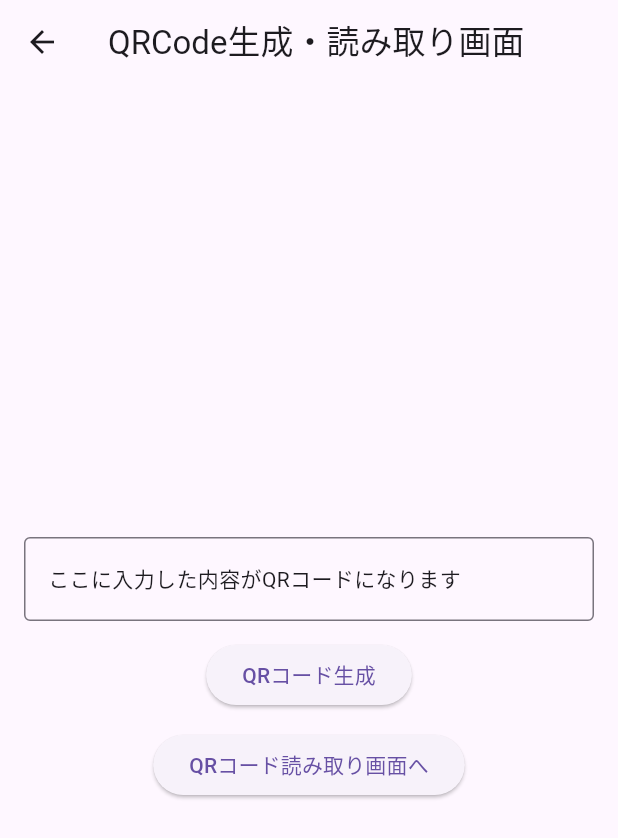
After one commit to sakata-yu/flutter_catalog_app, a Flutter app: the QrCodePage screen opened by its route, on a phone screen of 412 x 824 dp. The commit adds this screen. Shown: the top 838 px of the screen. Run offline on Flutter 3.47's test engine with Material 3 defaults, Android fonts, the phone set to English and light mode, and no system bars; our stand-ins replace auto_route, camera, dio, firebase_core, fl_chart, flutter_blue_plus and 16 more; missing offline and left inert: android_intent_plus, mobile_scanner; accounts and stored records are empty; generated files the repository leaves out were written again.

Commit message:
019.QRコードの読み取り・生成の実装

```diff
--- a/lib/core/config/catalog_items.dart
+++ b/lib/core/config/catalog_items.dart
@@ -110,6 +110,11 @@ List<CatalogItem> commonCatalogItems = <CatalogItem>[
     detail: (BuildContext context) => context.l10n.bluetooth_detail,
     route: const BluetoothRoute(),
   ),
+  CatalogItem(
+    title: (BuildContext context) => context.l10n.qr_code_title,
+    detail: (BuildContext context) => context.l10n.qr_code_detail,
+    route: const QrCodeRoute(),
+  ),
 ];
 
 List<CatalogItem> uiCatalogItems = <CatalogItem>[
--- a/lib/core/router/app_router.dart
+++ b/lib/core/router/app_router.dart
@@ -1,6 +1,7 @@
 import 'package:auto_route/auto_route.dart';
 import 'package:flutter/material.dart';
 
+import '../../features/catalog019/view/qr_code_read_page.dart';
 /**
  * ルーティング設定するページ一覧
  */
@@ -27,6 +28,9 @@ import '../../features/catalog015/hive_page.dart';
 import '../../features/catalog016/polling_page.dart';
 import '../../features/catalog017/graph_page.dart';
 import '../../features/catalog018/bluetooth_page.dart';
+import '../../features/catalog019/qr_code_page.dart';
+import '../../features/catalog019/view/qr_code_read_page.dart';
+
 
 import '../../features/catalog101/tutorial_page.dart';
 import '../../features/catalog102/responsive_page.dart';
@@ -80,6 +84,8 @@ class AppRouter extends RootStackRouter {
         AutoRoute(page: PollingRoute.page),
         AutoRoute(page: GraphRoute.page),
         AutoRoute(page: BluetoothRoute.page),
+        AutoRoute(page: QrCodeRoute.page),
+        AutoRoute(page: QrCodeReadRoute.page),
 
         /// #008 画面遷移画面用
         AutoRoute(page: TransitionSimpleRoute.page),
--- a/lib/core/utils/permission_utils.dart
+++ b/lib/core/utils/permission_utils.dart
@@ -4,7 +4,7 @@ import 'package:permission_handler/permission_handler.dart';
 
 Future<bool> requestBluetoothPermission() async {
   if (Platform.isAndroid) {
-    final Map<Permission, PermissionStatus> status = await [
+    final Map<Permission, PermissionStatus> status = await <Permission>[
       Permission.bluetooth,
       Permission.bluetoothConnect,
       Permission.bluetoothScan,
--- /dev/null
+++ b/lib/features/catalog019/qr_code_page.dart
@@ -0,0 +1,78 @@
+import 'package:catalog_app_flutter/core/router/app_router.dart';
+import 'package:catalog_app_flutter/features/catalog019/view/qr_code_bottom_sheet.dart';
+import 'package:flutter/material.dart';
+import 'package:auto_route/auto_route.dart';
+import 'package:flutter_hooks/flutter_hooks.dart';
+import 'package:hooks_riverpod/hooks_riverpod.dart';
+
+@RoutePage()
+class QrCodePage extends HookConsumerWidget {
+  const QrCodePage({super.key});
+
+  @override
+  Widget build(BuildContext context, WidgetRef ref) {
+    final TextEditingController textController = useTextEditingController();
+    final ValueNotifier<String> qrResult = useState('');
+
+    return Scaffold(
+      appBar: AppBar(title: const Text('QRCode生成・読み取り画面')),
+      body: Center(
+        child: Padding(
+          padding: const EdgeInsets.all(16),
+          child: Column(
+            mainAxisSize: MainAxisSize.min,
+            children: <Widget>[
+              if (qrResult.value.isNotEmpty)
+                ..._buildQrResultWidget(qrResult.value),
+              const SizedBox(height: 12),
+              TextField(
+                controller: textController,
+                decoration: const InputDecoration(
+                  hint: Text('ここに入力した内容がQRコードになります'),
+                  border: OutlineInputBorder(),
+                ),
+              ),
+              const SizedBox(height: 12),
+              ElevatedButton(
+                onPressed: () {
+                  if (textController.text.isNotEmpty) {
+                    QrCodeBottomSheet.show(
+                        context: context, text: textController.text);
+                  } else {
+                    ScaffoldMessenger.of(context).showSnackBar(
+                      const SnackBar(
+                        backgroundColor: Colors.red,
+                        behavior: SnackBarBehavior.floating,
+                        content: Text('テキストを入力してください'),
+                      ),
+                    );
+                  }
+                },
+                child: const Text('QRコード生成'),
+              ),
+              const SizedBox(height: 12),
+              ElevatedButton(
+                onPressed: () async {
+                  final String? result = await context.router
+                      .push<String>(const QrCodeReadRoute());
+                  if (result != null) {
+                    qrResult.value = result;
+                  }
+                },
+                child: const Text('QRコード読み取り画面へ'),
+              ),
+            ],
+          ),
+        ),
+      ),
+    );
+  }
+
+  List<Widget> _buildQrResultWidget(String text) {
+    return <Widget>[
+      const Text('QRスキャン結果'),
+      Text(text),
+      const SizedBox(height: 12),
+    ];
+  }
+}
--- a/lib/l10n/app_en.arb
+++ b/lib/l10n/app_en.arb
@@ -36,6 +36,8 @@
   "graph_detail": "Graph",
   "bluetooth_title": "#018 Bluetooth",
   "bluetooth_detail": "Bluetooth",
+  "qr_code_title": "#019 QRCode",
+  "qr_code_detail": "QRCode",
   "tutorial_title": "#101 Tutorial Page",
   "tutorial_detail": "Animation with Lottie",
   "responsive_title": "#102 Responsive UI",
--- a/lib/l10n/app_ja.arb
+++ b/lib/l10n/app_ja.arb
@@ -36,6 +36,8 @@
   "graph_detail": "Fl chartを使ったグラフの実装",
   "bluetooth_title": "#018 Bluetooth",
   "bluetooth_detail": "Bluetoothを使った端末間通信の実装",
+  "qr_code_title": "#019 QRCode",
+  "qr_code_detail": "QRコードの生成・読み取り機能の実装",
   "tutorial_title": "#101 チュートリアル画面",
   "tutorial_detail": "Lottieを使ったアニメーション",
   "responsive_title": "#102 レスポンシブUI",
--- a/pubspec.yaml
+++ b/pubspec.yaml
@@ -31,6 +31,8 @@ dependencies:
   firebase_core: ^4.1.0
   hive_ce_flutter: ^2.3.2
   flutter_blue_plus: ^2.0.0
+  mobile_scanner: ^7.1.2
+  qr_flutter: ^4.1.0
 
   # Map / Location
   flutter_map: ^8.1.1
```
Also changed, not shown: lib/features/catalog019/view/qr_code_bottom_sheet.dart (added, +59 -0 lines), lib/features/catalog019/view/qr_code_read_page.dart (added, +25 -0 lines), 5 other files.
